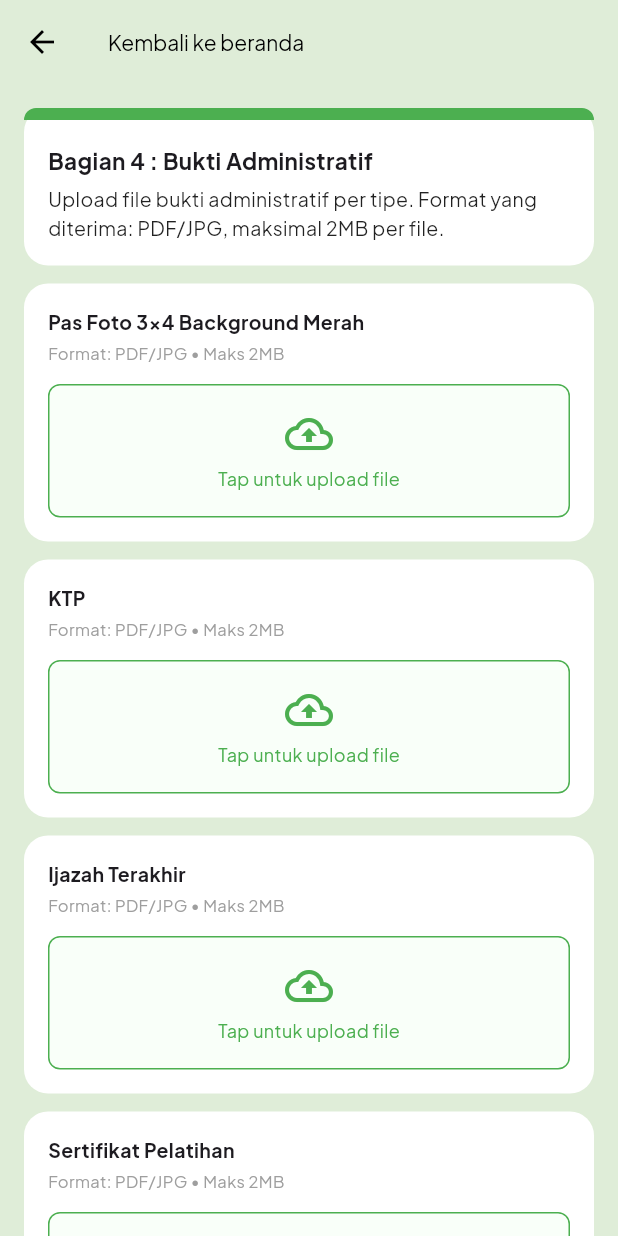
After one commit to Ibrohimstilllearning/lsp_mkc_app, a Flutter app: the FormApl01Bagian4 screen opened directly, on a phone screen of 412 x 824 dp. The commit adds this screen. Run offline on Flutter 3.47's test engine with Material 3 defaults, Android fonts, the phone set to English and light mode, and no system bars; our stand-ins replace app_links, device_preview, get, google_fonts, loading_animation_widget, shared_preferences and 1 more; accounts and stored records are empty.

Commit message:
update form

```diff
--- /dev/null
+++ b/lib/controller/forms/form_controller.dart
@@ -0,0 +1,89 @@
+import 'package:get/get.dart';
+import 'package:flutter/material.dart';
+
+class FormController extends GetxController {
+  // Bagian 1 - Data Pribadi
+  final namaController = TextEditingController();
+  final nikController = TextEditingController();
+  final tempatLahirController = TextEditingController();
+  final tanggalLahirController = TextEditingController();
+  final kebangsaanController = TextEditingController();
+  final alamatController = TextEditingController();
+  final kodePosController = TextEditingController();
+  final noRumahController = TextEditingController();
+  final noKantorController = TextEditingController();
+  final noHpController = TextEditingController();
+  final emailController = TextEditingController();
+  final pendidikanController = TextEditingController();
+
+  // Bagian 1 - Data Pekerjaan
+  final institusiController = TextEditingController();
+  final jabatanController = TextEditingController();
+  final alamatKantorController = TextEditingController();
+  final kodePosKantorController = TextEditingController();
+  final noTelpController = TextEditingController();
+  final noFaxController = TextEditingController();
+  final emailKantorController = TextEditingController();
+
+  // Bagian 2 - Data Sertifikasi
+  var tujuanAsesmen = <String>[].obs;
+
+  var jenisKelamin = "Laki-laki".obs;
+  final formKey = GlobalKey<FormState>();
+
+  void toggleTujuan(String value) {
+    if (tujuanAsesmen.contains(value)) {
+      tujuanAsesmen.remove(value);
+    } else {
+      tujuanAsesmen.add(value);
+    }
+  }
+
+  // Bagian 3 - Bukti Kelengkapan
+var buktiStatus = <String, String>{}.obs;
+
+void setBuktiStatus(String key, String value) {
+  if (buktiStatus[key] == value) {
+    buktiStatus[key] = "";
+  } else {
+    buktiStatus[key] = value;
+  }
+}
+
+// Bagian 4 - Upload File
+var uploadedFiles = <String, String>{}.obs;
+
+void pickFile(String tipe) async {
+  // nanti integrasi file picker
+  // sementara simulasi dulu
+  uploadedFiles[tipe] = "contoh_file.pdf";
+}
+
+void removeFile(String tipe) {
+  uploadedFiles.remove(tipe);
+}
+
+  @override
+  void onClose() {
+    namaController.dispose();
+    nikController.dispose();
+    tempatLahirController.dispose();
+    tanggalLahirController.dispose();
+    kebangsaanController.dispose();
+    alamatController.dispose();
+    kodePosController.dispose();
+    noRumahController.dispose();
+    noKantorController.dispose();
+    noHpController.dispose();
+    emailController.dispose();
+    pendidikanController.dispose();
+    institusiController.dispose();
+    jabatanController.dispose();
+    alamatKantorController.dispose();
+    kodePosKantorController.dispose();
+    noTelpController.dispose();
+    noFaxController.dispose();
+    emailKantorController.dispose();
+    super.onClose();
+  }
+}
--- a/lib/pages/forms/form_apl01.dart
+++ b/lib/pages/forms/apl01/form_apl01.dart
@@ -1,7 +1,7 @@
 import 'package:flutter/material.dart';
 import 'package:get/get.dart';
-import '../../controller/form_controller.dart';
-import 'package:lsp_mkc_app/pages/home_page.dart';
+import '../../../controller/forms/form_controller.dart';
+import 'package:lsp_mkc_app/pages/home/home_page.dart';
 import 'form_apl01pt2.dart';
 
 class FormApl01 extends StatelessWidget {
--- a/lib/pages/forms/form_apl01pt2.dart
+++ b/lib/pages/forms/apl01/form_apl01pt2.dart
@@ -1,6 +1,6 @@
 import 'package:flutter/material.dart';
 import 'package:get/get.dart';
-import '../../controller/form_controller.dart';
+import '../../../controller/forms/form_controller.dart';
 import 'form_apl01pt3.dart';
 
 class FormApl01Bagian2 extends StatelessWidget {
--- /dev/null
+++ b/lib/pages/forms/apl01/form_apl01pt4.dart
@@ -0,0 +1,204 @@
+import 'package:flutter/material.dart';
+import 'package:get/get.dart';
+import '../../../../controller/forms/form_controller.dart';
+
+class FormApl01Bagian4 extends StatelessWidget {
+  final FormController c = Get.find();
+
+  // Nanti list ini dari API, sekarang dummy dulu
+  final List<String> buktiTypes = [
+    "Pas Foto 3x4 Background Merah",
+    "KTP",
+    "Ijazah Terakhir",
+    "Sertifikat Pelatihan",
+    "Surat Pengalaman Kerja",
+  ];
+
+  @override
+  Widget build(BuildContext context) {
+    return Scaffold(
+      backgroundColor: Color(0xFFDFEDD8),
+      appBar: AppBar(
+        backgroundColor: Color(0xFFDFEDD8),
+        elevation: 0,
+        leading: IconButton(
+          icon: Icon(Icons.arrow_back, color: Colors.black),
+          onPressed: () => Get.back(),
+        ),
+        title: Text("Kembali ke beranda",
+            style: TextStyle(color: Colors.black, fontSize: 14)),
+      ),
+      body: SingleChildScrollView(
+        padding: EdgeInsets.all(16),
+        child: Column(
+          children: [
+            // Card Header
+            Container(
+              width: double.infinity,
+              decoration: BoxDecoration(
+                color: Colors.white,
+                borderRadius: BorderRadius.circular(16),
+              ),
+              child: Column(
+                crossAxisAlignment: CrossAxisAlignment.start,
+                children: [
+                  Container(
+                    height: 8,
+                    decoration: BoxDecoration(
+                      color: Color(0xFF4CAF50),
+                      borderRadius: BorderRadius.only(
+                        topLeft: Radius.circular(16),
+                        topRight: Radius.circular(16),
+                      ),
+                    ),
+                  ),
+                  Padding(
+                    padding: EdgeInsets.all(16),
+                    child: Column(
+                      crossAxisAlignment: CrossAxisAlignment.start,
+                      children: [
+                        Text("Bagian 4 : Bukti Administratif",
+                            style: TextStyle(
+                                fontSize: 15, fontWeight: FontWeight.bold)),
+                        SizedBox(height: 6),
+                        Text(
+                          "Upload file bukti administratif per tipe. Format yang diterima: PDF/JPG, maksimal 2MB per file.",
+                          style: TextStyle(fontSize: 13, color: Colors.black87),
+                        ),
+                      ],
+                    ),
+                  ),
+                ],
+              ),
+            ),
+
+            SizedBox(height: 12),
+
+            // List Upload per tipe
+            ...buktiTypes.map((tipe) => _uploadCard(tipe)),
+
+            SizedBox(height: 24),
+
+            // Tombol Navigasi
+            Row(
+              children: [
+                Expanded(
+                  child: OutlinedButton(
+                    style: OutlinedButton.styleFrom(
+                      side: BorderSide(color: Color(0xFF4CAF50)),
+                      shape: RoundedRectangleBorder(
+                          borderRadius: BorderRadius.circular(12)),
+                      padding: EdgeInsets.symmetric(vertical: 14),
+                    ),
+                    onPressed: () => Get.back(),
+                    child: Text("Sebelumnya",
+                        style: TextStyle(color: Color(0xFF4CAF50))),
+                  ),
+                ),
+                SizedBox(width: 12),
+                Expanded(
+                  child: ElevatedButton(
+                    style: ElevatedButton.styleFrom(
+                      backgroundColor: Color(0xFF4CAF50),
+                      shape: RoundedRectangleBorder(
+                          borderRadius: BorderRadius.circular(12)),
+                      padding: EdgeInsets.symmetric(vertical: 14),
+                    ),
+                    onPressed: () {
+                      Get.snackbar(
+                        "Berhasil",
+                        "Form APL01 berhasil dikirim!",
+                        backgroundColor: Color(0xFF4CAF50),
+                        colorText: Colors.white,
+                      );
+                    },
+                    child: Text("Kirim", style: TextStyle(color: Colors.white)),
+                  ),
+                ),
+              ],
+            ),
+
+            SizedBox(height: 24),
+          ],
+        ),
+      ),
+    );
+  }
+
+  Widget _uploadCard(String tipe) {
+    return Obx(() {
+      final fileName = c.uploadedFiles[tipe];
+      final hasFile = fileName != null && fileName.isNotEmpty;
+
+      return Container(
+        width: double.infinity,
+        margin: EdgeInsets.only(bottom: 12),
+        padding: EdgeInsets.all(16),
+        decoration: BoxDecoration(
+          color: Colors.white,
+          borderRadius: BorderRadius.circular(16),
+        ),
+        child: Column(
+          crossAxisAlignment: CrossAxisAlignment.start,
+          children: [
+            Text(tipe,
+                style: TextStyle(fontSize: 13, fontWeight: FontWeight.bold)),
+            SizedBox(height: 4),
+            Text("Format: PDF/JPG • Maks 2MB",
+                style: TextStyle(fontSize: 11, color: Colors.grey)),
+            SizedBox(height: 12),
+
+            // Status upload
+            if (hasFile)
+              Container(
+                padding: EdgeInsets.symmetric(horizontal: 12, vertical: 8),
+                decoration: BoxDecoration(
+                  color: Color(0xFFE8F5E9),
+                  borderRadius: BorderRadius.circular(8),
+                ),
+                child: Row(
+                  children: [
+                    Icon(Icons.check_circle, color: Color(0xFF4CAF50), size: 18),
+                    SizedBox(width: 8),
+                    Expanded(
+                      child: Text(fileName,
+                          style: TextStyle(fontSize: 12, color: Color(0xFF4CAF50)),
+                          overflow: TextOverflow.ellipsis),
+                    ),
+                    GestureDetector(
+                      onTap: () => c.removeFile(tipe),
+                      child: Icon(Icons.close, color: Colors.red, size: 18),
+                    ),
+                  ],
+                ),
+              )
+            else
+              GestureDetector(
+                onTap: () => c.pickFile(tipe),
+                child: Container(
+                  width: double.infinity,
+                  padding: EdgeInsets.symmetric(vertical: 16),
+                  decoration: BoxDecoration(
+                    border: Border.all(
+                        color: Color(0xFF4CAF50), style: BorderStyle.solid),
+                    borderRadius: BorderRadius.circular(8),
+                    color: Color(0xFFF9FFF9),
+                  ),
+                  child: Column(
+                    children: [
+                      Icon(Icons.cloud_upload_outlined,
+                          color: Color(0xFF4CAF50), size: 32),
+                      SizedBox(height: 6),
+                      Text("Tap untuk upload file",
+                          style: TextStyle(
+                              fontSize: 12, color: Color(0xFF4CAF50))),
+                    ],
+                  ),
+                ),
+              ),
+          ],
+        ),
+      );
+    });
+  }
+}
--- a/lib/pages/home_page.dart
+++ b/lib/pages/home_page.dart
@@ -1,7 +1,7 @@
 import 'package:flutter/material.dart';
 import 'package:get/get.dart';
 import 'package:lsp_mkc_app/controller/bottom_nav_controller.dart';
-import 'package:lsp_mkc_app/pages/forms/form_apl01.dart';
+import 'package:lsp_mkc_app/pages/forms/apl01/form_apl01.dart';
 import 'package:lsp_mkc_app/pages/home_controller.dart';
 import 'package:lsp_mkc_app/pages/pengajuan_page.dart';
 import 'package:lsp_mkc_app/pages/profil_page.dart';
```
Also changed, not shown: lib/pages/forms/apl01/form_apl01pt3.dart (renamed from lib/pages/forms/form_apl01pt3.dart, +5 -11 lines), lib/pages/home/home_controller.dart (added, +27 -0 lines), lib/pages/home/home_page.dart (added, +144 -0 lines).
